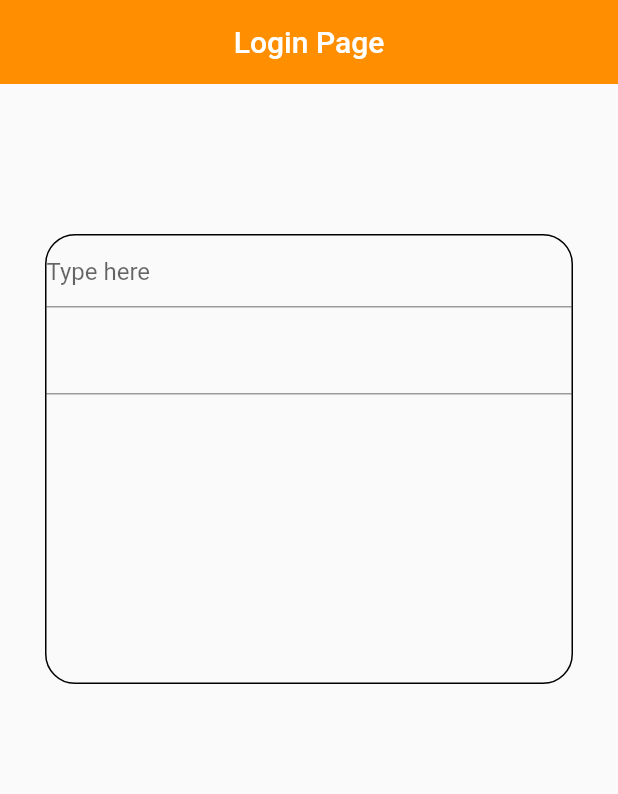
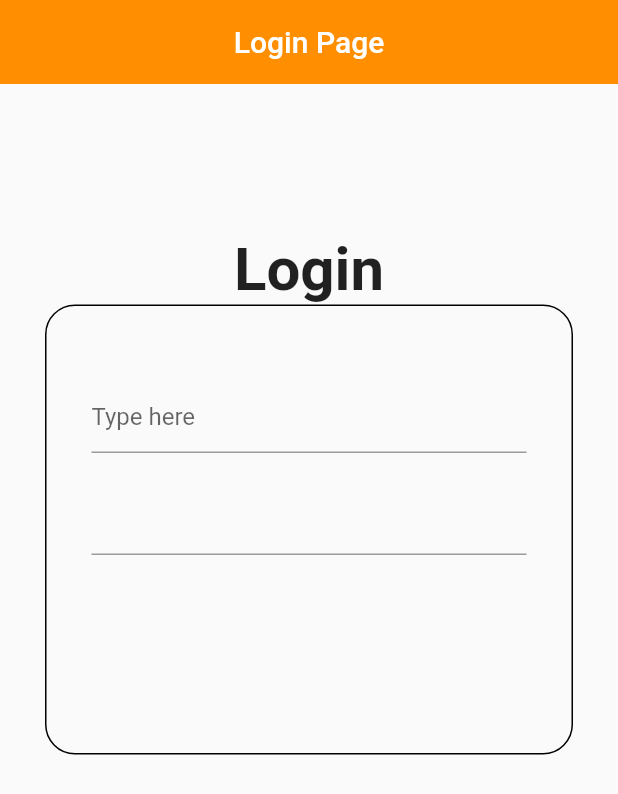
Before and after one commit to edithNakimbugwe/login_exclusives, a Flutter app: the screen it shows after launch, on a phone screen of 412 x 824 dp. Shown: the top 794 px of the screen. Run offline on Flutter 3.47's test engine with Material 2 defaults, Android fonts, the phone set to English and light mode, and no system bars; Roboto replaces fonts that are missing (Times New Roman).

```diff
--- a/lib/screens/login_screen.dart
+++ b/lib/screens/login_screen.dart
@@ -13,24 +13,39 @@ class LoginScreen extends StatelessWidget {
       ),
       body: Padding(
         padding: const EdgeInsets.fromLTRB(30, 100, 30, 10),
-        child: Container(
+        child: Column(
+          children: [
+            const Text(
+              'Login',
+              style: TextStyle(
+                  fontFamily: 'Times New Roman',
+                  fontSize: 40,
+                  fontWeight: FontWeight.bold),
+            ),
+            Container(
               height: 300,
               width: 800,
               decoration: BoxDecoration(
-              border: Border.all(), borderRadius: BorderRadius.circular(20)),
+                  border: Border.all(),
+                  borderRadius: BorderRadius.circular(20)),
+              child: Padding(
+                padding: const EdgeInsets.fromLTRB(30, 50, 30, 10),
                 child: Column(
                   children: [
                     TextFormField(
                       decoration: const InputDecoration(hintText: 'Type here'),
                     ),
                     const SizedBox(
-                height: 10,
+                      height: 20,
                     ),
                     TextFormField()
                   ],
                 ),
               ),
             ),
+          ],
+        ),
+      ),
     );
   }
 }
```
Lines whose indentation alone changed are shown as unchanged.
